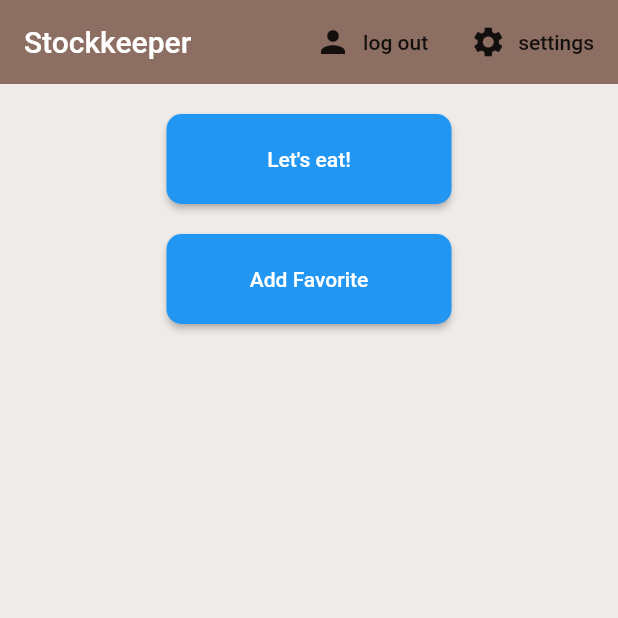
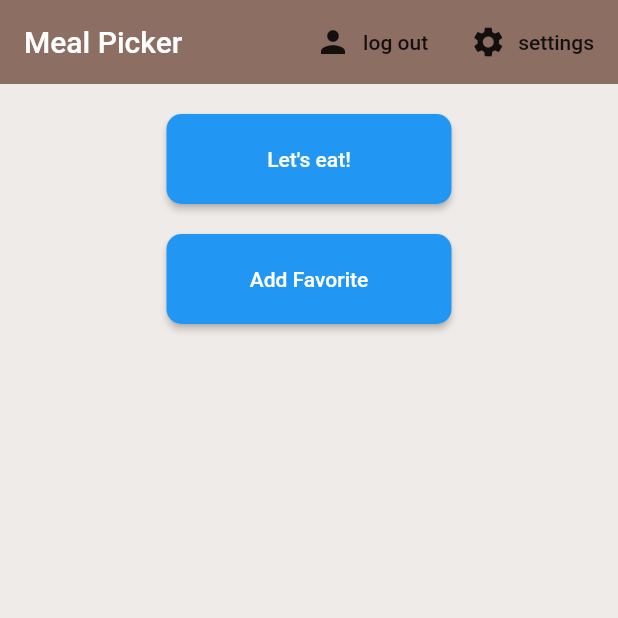
Before and after one commit to sjotterman/flutter-firebase, a Flutter app: the screen it shows once a user with an empty profile is signed in, on a phone screen of 412 x 824 dp, the top half of it. Run offline on Flutter 3.47's test engine with Material 2 defaults, Android fonts, the phone set to English and light mode, and no system bars; our stand-ins replace cloud_firestore, firebase_auth, flutter_spinkit; accounts and stored records are empty.

Commit message:
change title on scaffold

```diff
--- a/lib/screens/home/home.dart
+++ b/lib/screens/home/home.dart
@@ -29,7 +29,7 @@ class Home extends StatelessWidget {
       child: Scaffold(
         backgroundColor: Colors.brown[50],
         appBar: AppBar(
-          title: Text('Stockkeeper'),
+          title: Text('Meal Picker'),
           backgroundColor: Colors.brown[400],
           elevation: 0.0,
           actions: <Widget>[
```
